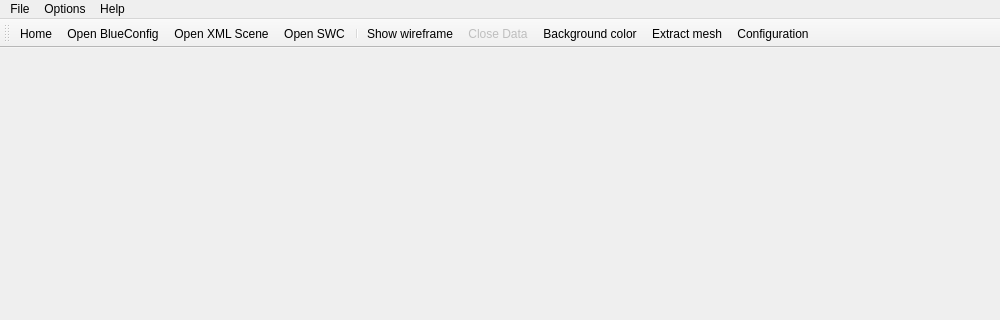
Above: qneurolots/ui/mainwindow.ui from vg-lab/neurolots before the change; both pictures show x 0 to 1000 and y 0 to 320 of the 1000 by 720 pixel window. Below: the same form after it.
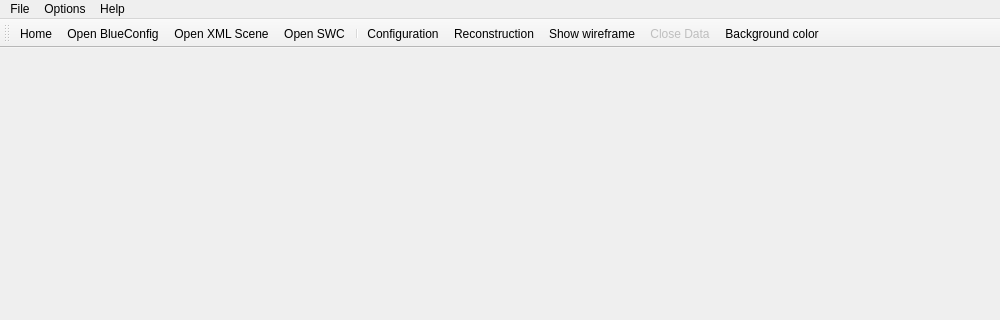
That is the form after the change. Icons and pictures are not drawn.

Commit message: Interface changes: icons and labels

What changed in the file:
```diff
--- a/qneurolots/ui/mainwindow.ui
+++ b/qneurolots/ui/mainwindow.ui
@@ -76,11 +76,11 @@
    <addaction name="actionOpenXMLScene"/>
    <addaction name="actionOpenSWCFile"/>
    <addaction name="separator"/>
+   <addaction name="actionConfiguration"/>
+   <addaction name="actionExtractMesh"/>
    <addaction name="actionWireframe"/>
    <addaction name="actionCloseData"/>
    <addaction name="actionBackgroundColor"/>
-   <addaction name="actionExtractMesh"/>
-   <addaction name="actionConfiguration"/>
   </widget>
   <action name="actionQuit">
    <property name="text">
@@ -246,7 +246,7 @@
      <normaloff>:/icons/wireframe.png</normaloff>:/icons/wireframe.png</iconset>
    </property>
    <property name="text">
-    <string>Extract mesh</string>
+    <string>Reconstruction</string>
    </property>
    <property name="toolTip">
     <string>Extract mesh</string>
```
Left out of the diff: 8 changed lines with no effect on the pictures. The commit also changes 5 other files.
